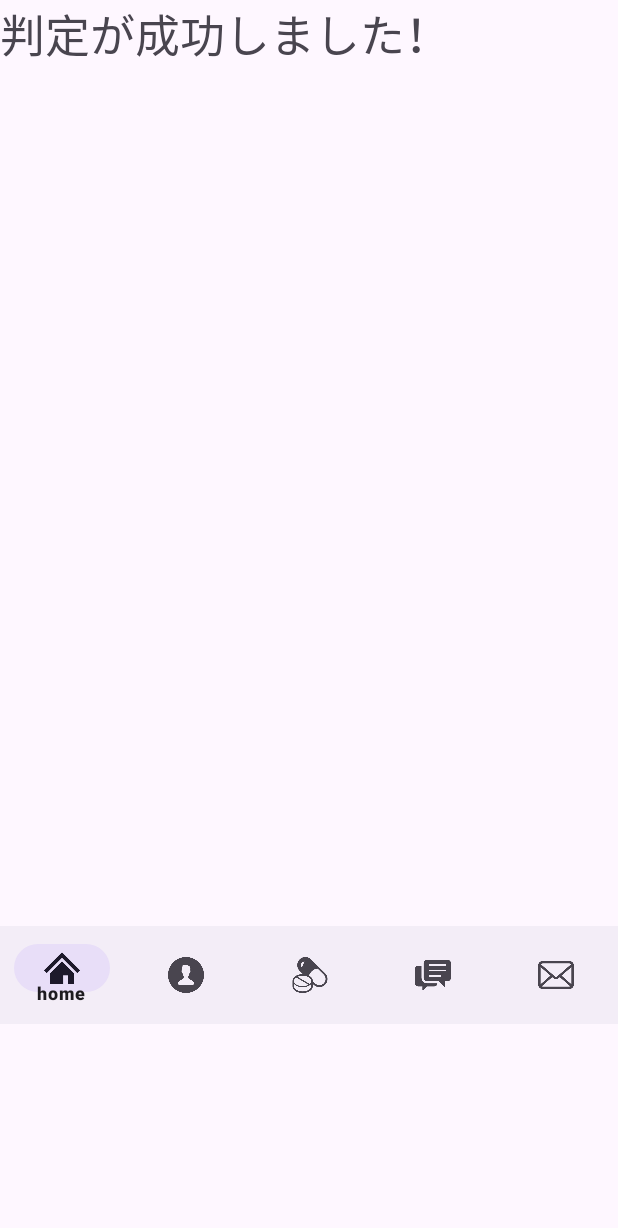
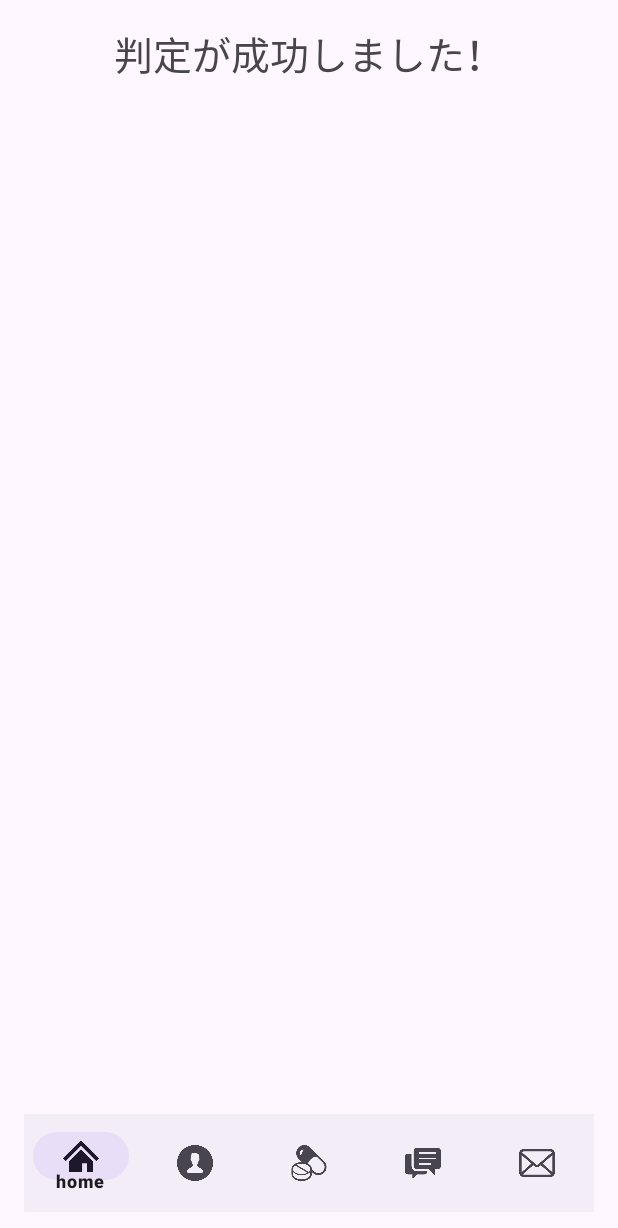
Before and after one commit to GraduationResearchOhara/NewDrug, an Android app: the NormalActivity screen opened directly, with no data from a screen before it, on a phone screen of 412 x 824 dp. Shown: the top 1228 px of the screen. Run offline under Robolectric (Android 15) with nearby library versions, the phone set to English and light mode, and no system bars.

Commit message:
判定後の操作

```diff
--- a/app/src/main/java/com/example/newdrug/NormalActivity.java
+++ b/app/src/main/java/com/example/newdrug/NormalActivity.java
@@ -53,8 +53,5 @@ public class NormalActivity extends AppCompatActivity {
                 return false;
             }
         });
-
-        TextView textView = findViewById(R.id.textView);
-        textView.setText("判定が成功しました！");
     }
 }
--- a/app/src/main/res/layout/activity_normal.xml
+++ b/app/src/main/res/layout/activity_normal.xml
@@ -1,31 +1,29 @@
 <?xml version="1.0" encoding="utf-8"?>
-<androidx.constraintlayout.widget.ConstraintLayout xmlns:android="http://schemas.android.com/apk/res/android"
+<RelativeLayout xmlns:android="http://schemas.android.com/apk/res/android"
     xmlns:app="http://schemas.android.com/apk/res-auto"
     xmlns:tools="http://schemas.android.com/tools"
     android:layout_width="match_parent"
     android:layout_height="match_parent"
-    tools:context=".NormalActivity">
+    android:padding="16dp">
 
     <TextView
         android:id="@+id/textView"
         android:layout_width="wrap_content"
         android:layout_height="wrap_content"
-        android:layout_centerInParent="true"
+        android:layout_centerHorizontal="true"
         android:text="判定が成功しました！"
-        android:textSize="30sp"
-        tools:ignore="MissingConstraints"
-        tools:layout_editor_absoluteX="55dp"
-        tools:layout_editor_absoluteY="52dp" />
+        android:textSize="26sp"
+        tools:ignore="MissingConstraints" />
 
     <com.google.android.material.bottomnavigation.BottomNavigationView
         android:id="@+id/bottomNavigationView"
         android:layout_width="match_parent"
         android:layout_height="65dp"
         android:layout_alignParentBottom="true"
-        android:layout_marginTop="572dp"
+        android:layout_marginTop="532dp"
         app:layout_constraintTop_toBottomOf="@+id/textView"
         app:menu="@menu/bottom_nav_menu"
         tools:ignore="MissingConstraints"
         tools:layout_editor_absoluteX="0dp" />
 
-</androidx.constraintlayout.widget.ConstraintLayout>
+</RelativeLayout>
```
Also changed, not shown: app/src/main/java/com/example/newdrug/Medication.java (deleted, +0 -71 lines), app/src/main/java/com/example/newdrug/MedicationAdapter.java (deleted, +0 -45 lines), app/src/main/java/com/example/newdrug/MedicationDetailActivity.java (deleted, +0 -54 lines).
